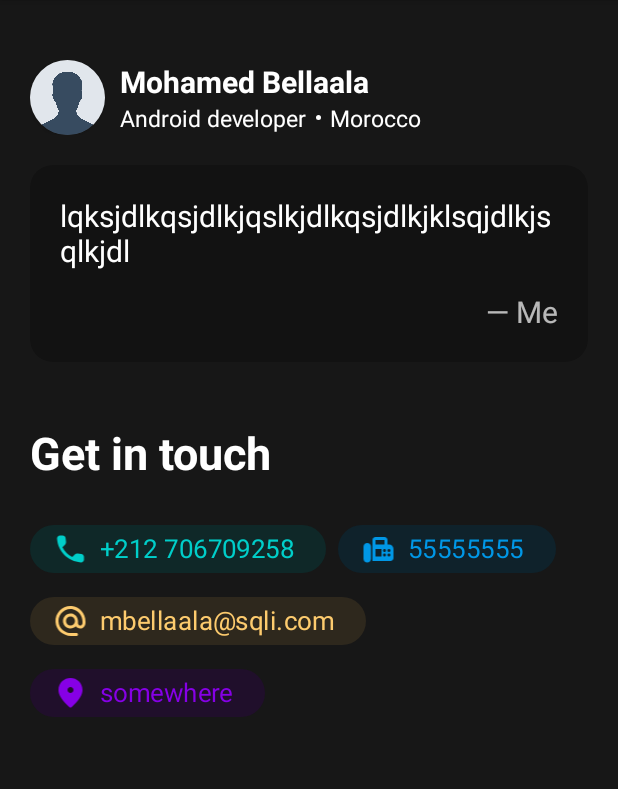
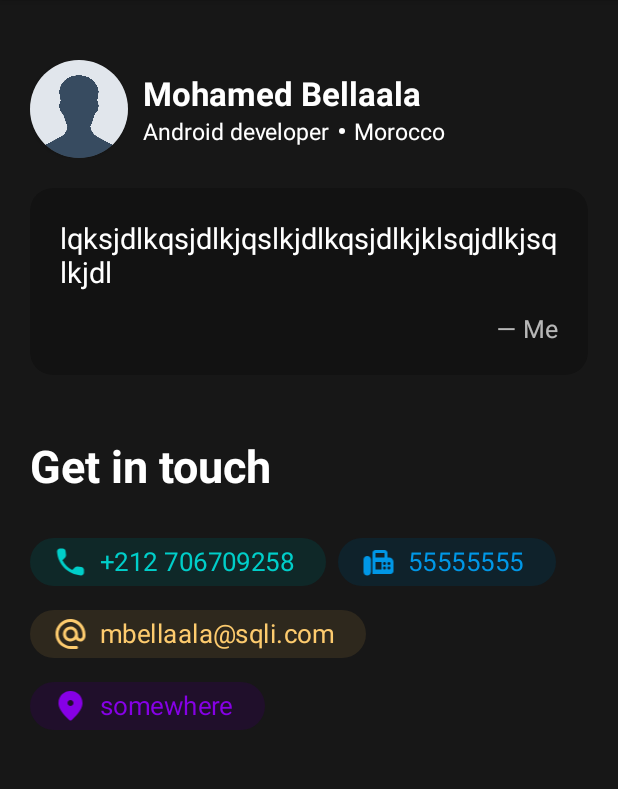
Before and after one commit to Artemis-CtrlAltDel/STA-Mobile-Academy-Android-Test, an Android app: the DetailsFragment screen opened through its navigation route, on a phone screen of 412 x 824 dp, the part 84-873 px from its top. Run offline under Robolectric (Android 15) with nearby library versions, the phone set to English and light mode, and no system bars; our stand-ins replace Dagger/Hilt's generated code, Room's generated code, paging, sdp/ssp sizes; libraries missing offline, so code that uses them is left out: com.vmadalin.easypermissions; 1 statement that could not run was skipped.

```diff
--- a/app/src/main/AndroidManifest.xml
+++ b/app/src/main/AndroidManifest.xml
@@ -2,6 +2,7 @@
 <manifest xmlns:android="http://schemas.android.com/apk/res/android"
     xmlns:tools="http://schemas.android.com/tools">
 
+    <uses-permission android:name="android.permission.INTERNET" />
     <uses-permission android:name="android.permission.CALL_PHONE" />
 
     <application
--- a/app/src/main/java/com/example/myapplication/data/AppDatabase.kt
+++ b/app/src/main/java/com/example/myapplication/data/AppDatabase.kt
@@ -3,12 +3,12 @@ package com.example.myapplication.data
 import androidx.room.Database
 import androidx.room.RoomDatabase
 import androidx.room.TypeConverters
-import com.example.myapplication.data.local.dao.UserDao
+import com.example.myapplication.data.local.UserDao
 import com.example.myapplication.data.local.pojo.User
 @TypeConverters(Converters::class)
 @Database(
     entities = [User::class],
-    version = 6
+    version = 8
 )
 abstract class AppDatabase : RoomDatabase() {
     abstract fun userDao(): UserDao
--- a/app/src/main/java/com/example/myapplication/data/local/dao/UserDao.kt
+++ b/app/src/main/java/com/example/myapplication/data/local/UserDao.kt
@@ -1,4 +1,4 @@
-package com.example.myapplication.data.local.dao
+package com.example.myapplication.data.local
 
 import androidx.lifecycle.LiveData
 import androidx.paging.PagingSource
@@ -9,7 +9,7 @@ import com.example.myapplication.data.local.pojo.User
 interface UserDao {
 
     @Insert(onConflict = OnConflictStrategy.REPLACE)
-    fun insertUser(user: User)
+    fun insertUser(vararg user: User)
 
     @Query("SELECT * FROM user WHERE id = :id")
     fun getUser(id: Long): User
--- /dev/null
+++ b/app/src/main/java/com/example/myapplication/data/remote/UserApi.kt
@@ -0,0 +1,12 @@
+package com.example.myapplication.data.remote
+
+import com.example.myapplication.data.remote.response.UserResponse
+import io.reactivex.rxjava3.core.Observable
+import retrofit2.Response
+import retrofit2.http.GET
+
+interface UserApi {
+
+    @GET("users")
+    fun getUserList(): Observable<Response<UserResponse>>
+}
--- a/app/src/main/java/com/example/myapplication/di/AppModule.kt
+++ b/app/src/main/java/com/example/myapplication/di/AppModule.kt
@@ -3,13 +3,18 @@ package com.example.myapplication.di
 import android.content.Context
 import androidx.room.Room
 import com.example.myapplication.data.AppDatabase
-import com.example.myapplication.data.local.dao.UserDao
+import com.example.myapplication.data.local.UserDao
+import com.example.myapplication.data.remote.UserApi
 import com.example.myapplication.data.repository.UserRepository
+import com.example.myapplication.other.Constants
 import dagger.Module
 import dagger.Provides
 import dagger.hilt.InstallIn
 import dagger.hilt.android.qualifiers.ApplicationContext
 import dagger.hilt.components.SingletonComponent
+import retrofit2.Retrofit
+import retrofit2.adapter.rxjava2.RxJava2CallAdapterFactory
+import retrofit2.converter.gson.GsonConverterFactory
 import javax.inject.Singleton
 
 @Module
@@ -26,9 +31,16 @@ object AppModule {
 
     @Singleton
     @Provides
-    fun providesUserDao(db: AppDatabase) = db.userDao()
+    fun providesUserDao(db: AppDatabase) =
+        db.userDao()
 
     @Singleton
     @Provides
-    fun providesUserRepository(dao: UserDao) = UserRepository(dao)
+    fun providesUserApi() =
+        Retrofit.Builder()
+            .baseUrl(Constants.USER_API_BASE_URL)
+            .addCallAdapterFactory(RxJava2CallAdapterFactory.create())
+            .addConverterFactory(GsonConverterFactory.create())
+            .build()
+            .create(UserApi::class.java)
 }
--- a/app/src/main/java/com/example/myapplication/other/Constants.kt
+++ b/app/src/main/java/com/example/myapplication/other/Constants.kt
@@ -1,6 +1,8 @@
 package com.example.myapplication.other
 
 object Constants {
+
+    const val USER_API_BASE_URL = "https://reqres.in/api/"
 
     const val CALL_REQUEST_CODE = 0
 
--- a/app/src/main/java/com/example/myapplication/presentation/ui/fragments/DetailsFragment.kt
+++ b/app/src/main/java/com/example/myapplication/presentation/ui/fragments/DetailsFragment.kt
@@ -3,9 +3,11 @@ package com.example.myapplication.presentation.ui.fragments
 import android.content.Intent
 import android.net.Uri
 import android.os.Bundle
+import android.util.Log
 import androidx.fragment.app.Fragment
 import android.view.LayoutInflater
 import android.view.View
+import android.view.View.OnClickListener
 import android.view.ViewGroup
 import androidx.fragment.app.activityViewModels
 import androidx.navigation.fragment.navArgs
@@ -17,7 +19,7 @@ import com.example.myapplication.presentation.viewmodels.SharedViewModel
 import com.vmadalin.easypermissions.EasyPermissions
 import com.vmadalin.easypermissions.dialogs.SettingsDialog
 
-class DetailsFragment : Fragment(), EasyPermissions.PermissionCallbacks {
+class DetailsFragment : Fragment(), EasyPermissions.PermissionCallbacks, OnClickListener {
 
     private var _binding: FragmentDetailsBinding? = null
     private val binding get() = _binding!!
@@ -27,9 +29,15 @@ class DetailsFragment : Fragment(), EasyPermissions.PermissionCallbacks {
     private val navArgs: DetailsFragmentArgs by navArgs()
 
     private lateinit var callIntent: Intent
+    private var fax: String? = null
+    private var phone: String? = null
 
     private lateinit var emailIntent: Intent
     private lateinit var emailChooser: Intent
+    private var emailAddress: String? = null
+
+    private lateinit var mapsIntent: Intent
+    private var mapsUri: Uri? = null
 
     override fun onCreateView(
         inflater: LayoutInflater, container: ViewGroup?,
@@ -39,23 +47,14 @@ class DetailsFragment : Fragment(), EasyPermissions.PermissionCallbacks {
 
         sharedViewModel.getUser(navArgs.userId)
 
+        emailIntent = Intent(Intent.ACTION_SEND)
+
+        callIntent = Intent(Intent.ACTION_DIAL)
+
+        mapsIntent = Intent(Intent.ACTION_VIEW).setPackage("com.google.android.apps.maps")
+
         bindViews()
         handleActions()
-
-        callIntent =
-            Intent(Intent.ACTION_DIAL).apply {
-                data = Uri.parse("tel:${binding.includeContact.phone.text}")
-            }
-
-        emailIntent = Intent(Intent.ACTION_SEND)
-
-        emailChooser = Intent.createChooser(
-            emailIntent.apply {
-                type = "text/plain"
-                putExtra(Intent.EXTRA_EMAIL, binding.includeContact.email.text)
-            },
-            getString(R.string.fragment_2_intent_chooser_title, binding.includeContact.email.text)
-        )
 
         return binding.root
     }
@@ -68,6 +67,11 @@ class DetailsFragment : Fragment(), EasyPermissions.PermissionCallbacks {
     private fun bindViews() =
         sharedViewModel.userDetails.observe(viewLifecycleOwner) {
             if (it == null) return@observe
+
+            mapsUri = Uri.parse("geo:0,0?q=${it.city}, ${it.country}")
+            emailAddress = it.email
+            phone = it.phone
+            fax = it.fax
 
             with(binding.includePrimaryDetails) {
                 image.loadImage(requireContext(), it.image, R.drawable.img)
@@ -114,17 +118,23 @@ class DetailsFragment : Fragment(), EasyPermissions.PermissionCallbacks {
         }
 
     private fun handleActions() {
-        binding.includeContact.phone.setOnClickListener {
 
-            PermsUtils.requestCallPermission(this)
+        binding.includeContact.phone.setOnClickListener(this)
+        binding.includeContact.fax.setOnCloseIconClickListener(this)
 
-            if (PermsUtils.hasCallPermission(requireContext())) {
-                startActivity(callIntent)
-            }
+        binding.includeContact.email.setOnClickListener {
+            emailChooser = Intent.createChooser(
+                emailIntent.apply {
+                    type = "text/plain"
+                    putExtra(Intent.EXTRA_EMAIL, emailAddress)
+                },
+                getString(R.string.fragment_2_intent_chooser_title, emailAddress)
+            )
+            startActivity(emailChooser)
         }
 
-        binding.includeContact.email.setOnClickListener {
-            startActivity(emailChooser)
+        binding.includeContact.city.setOnClickListener {
+            startActivity(mapsIntent.also { it.data = mapsUri })
         }
     }
 
@@ -148,4 +158,16 @@ class DetailsFragment : Fragment(), EasyPermissions.PermissionCallbacks {
         super.onRequestPermissionsResult(requestCode, permissions, grantResults)
         EasyPermissions.onRequestPermissionsResult(requestCode, permissions, grantResults, this)
     }
+
+    override fun onClick(p0: View?) {
+        PermsUtils.requestCallPermission(this)
+
+        if (PermsUtils.hasCallPermission(requireContext())) {
+            startActivity(callIntent.also {
+                it.data =
+                    if (p0?.id == R.id.fax) Uri.parse("tel:$fax")
+                    else Uri.parse("tel:$phone")
+            })
+        }
+    }
 }
--- a/app/src/main/res/layout/_details_primary.xml
+++ b/app/src/main/res/layout/_details_primary.xml
@@ -4,7 +4,9 @@
     xmlns:app="http://schemas.android.com/apk/res-auto"
     android:layout_width="match_parent"
     android:layout_height="wrap_content"
-    android:orientation="horizontal">
+    android:orientation="horizontal"
+    android:layout_marginTop="40dp"
+    >
 
     <androidx.cardview.widget.CardView
         android:layout_width="wrap_content"
@@ -14,15 +16,16 @@
 
         <ImageView
             android:id="@+id/image"
-            android:layout_width="50dp"
-            android:layout_height="50dp"
+            android:layout_width="@dimen/_50sdp"
+            android:layout_height="@dimen/_50sdp"
             android:scaleType="fitXY"
             android:src="@drawable/img" />
     </androidx.cardview.widget.CardView>
 
     <LinearLayout
-        android:layout_width="match_parent"
+        android:layout_width="0dp"
         android:layout_height="wrap_content"
+        android:layout_weight="1"
         android:layout_gravity="center"
         android:layout_marginStart="10dp"
         android:orientation="vertical">
@@ -30,19 +33,17 @@
         <TextView
             android:id="@+id/name"
             android:layout_width="match_parent"
-            android:layout_height="0dp"
-            android:layout_weight="1"
+            android:layout_height="wrap_content"
             android:gravity="center_vertical"
 
             android:text="Mohamed Bellaala"
             android:textColor="?attr/colorOnSurface"
-            android:textSize="20sp"
+            android:textSize="@dimen/_17sdp"
             android:textStyle="bold" />
 
         <LinearLayout
             android:layout_width="wrap_content"
-            android:layout_height="0dp"
-            android:layout_weight="1"
+            android:layout_height="wrap_content"
             android:gravity="center_vertical"
             android:orientation="horizontal">
 
@@ -52,11 +53,11 @@
                 android:layout_height="wrap_content"
                 android:text="Android developer"
                 android:textColor="?attr/colorOnSurface"
-                android:textSize="15sp" />
+                android:textSize="@dimen/_12sdp" />
 
             <View
-                android:layout_width="3dp"
-                android:layout_height="3dp"
+                android:layout_width="@dimen/_3sdp"
+                android:layout_height="@dimen/_3sdp"
                 android:layout_marginHorizontal="6dp"
                 android:background="@drawable/draw_circle_solid" />
 
@@ -66,7 +67,7 @@
                 android:layout_height="wrap_content"
                 android:text="Morocco"
                 android:textColor="?attr/colorOnSurface"
-                android:textSize="15sp" />
+                android:textSize="@dimen/_12sdp" />
 
         </LinearLayout>
     </LinearLayout>
--- a/app/src/main/res/layout/_details_secondary.xml
+++ b/app/src/main/res/layout/_details_secondary.xml
@@ -22,7 +22,7 @@
             android:layout_height="wrap_content"
             android:text="lqksjdlkqsjdlkjqslkjdlkqsjdlkjklsqjdlkjsqlkjdl"
             android:textColor="?attr/colorOnSurface"
-            android:textSize="20sp" />
+            android:textSize="@dimen/_15sdp" />
 
         <TextView
             android:id="@+id/name_quote"
@@ -31,6 +31,8 @@
             android:layout_marginTop="13dp"
             android:gravity="end"
             android:text="― Me"
-            android:textSize="20sp" />
+            android:maxLines="1"
+            android:ellipsize="marquee"
+            android:textSize="@dimen/_13sdp" />
     </LinearLayout>
 </androidx.cardview.widget.CardView>
--- a/app/src/main/res/layout/fragment_details.xml
+++ b/app/src/main/res/layout/fragment_details.xml
@@ -4,7 +4,6 @@
     xmlns:tools="http://schemas.android.com/tools"
     android:layout_width="match_parent"
     android:layout_height="match_parent"
-    android:layout_marginTop="40dp"
     tools:context=".presentation.ui.fragments.DetailsFragment">
 
     <androidx.core.widget.NestedScrollView
```
Also changed, not shown: app/build.gradle (+11 -0 lines), app/src/main/java/com/example/myapplication/data/local/pojo/User.kt (+13 -9 lines), app/src/main/java/com/example/myapplication/data/remote/response/UserResponse.kt (added, +11 -0 lines), app/src/main/java/com/example/myapplication/data/repository/UserRepository.kt (+31 -6 lines), app/src/main/java/com/example/myapplication/other/Resource.kt (added, +11 -0 lines).
